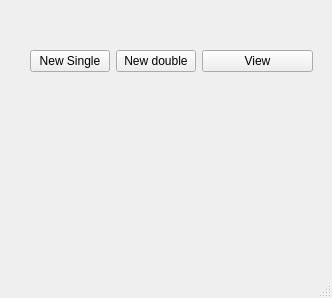
gfogwill/FrESH, file src/gui/main.ui: the form before one commit.
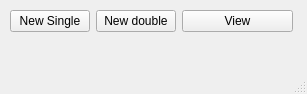
The form after the commit.

Diff of the .ui file:
```diff
--- a/src/gui/main.ui
+++ b/src/gui/main.ui
@@ -6,8 +6,8 @@
    <rect>
     <x>0</x>
     <y>0</y>
-    <width>332</width>
-    <height>298</height>
+    <width>307</width>
+    <height>94</height>
    </rect>
   </property>
   <property name="windowTitle">
@@ -17,10 +17,10 @@
    <widget class="QWidget" name="formLayoutWidget">
     <property name="geometry">
      <rect>
-      <x>30</x>
-      <y>50</y>
+      <x>10</x>
+      <y>10</y>
       <width>283</width>
-      <height>141</height>
+      <height>41</height>
      </rect>
     </property>
     <layout class="QFormLayout" name="formLayout">
```
Left out of the diff: 4 changed lines with no effect on the pictures.
